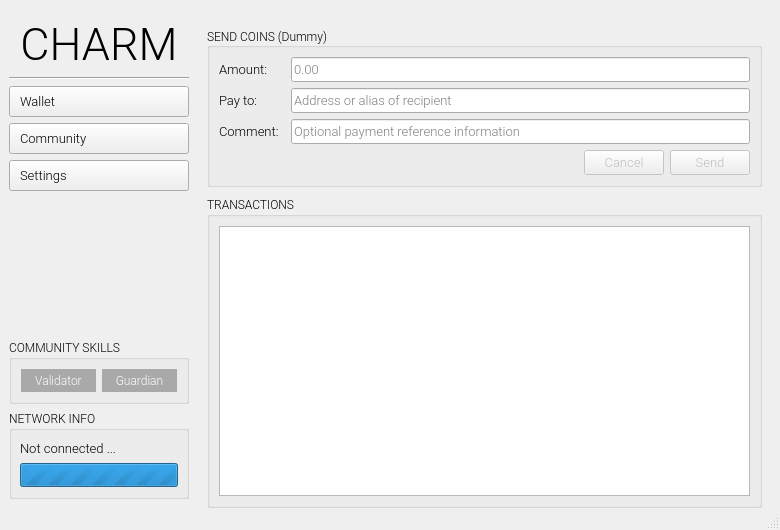
Qt form app/ui/proto.ui (coblo/gui-demo) before a commit.
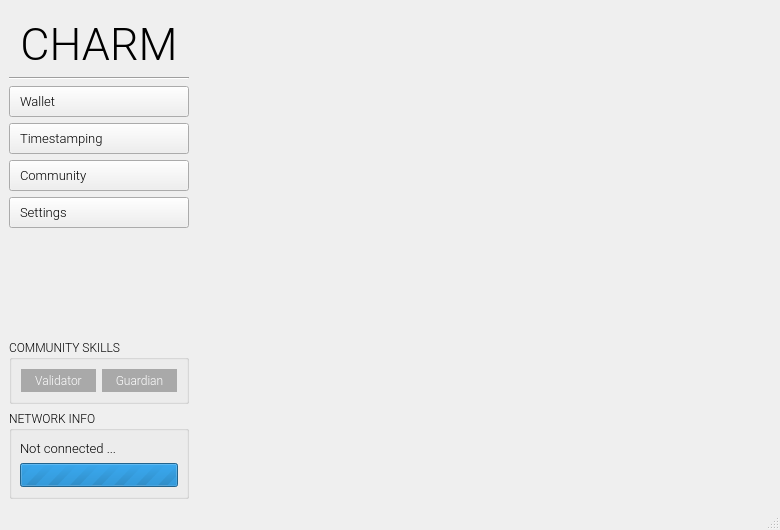
The same form after that commit. The open tabs and pages were chosen to show the change. Icons and pictures are not drawn. Custom widgets are drawn as their Qt base class.

Commit message: integrate timpestamp widget in main ui

The edit to the form file:
```diff
--- a/app/ui/proto.ui
+++ b/app/ui/proto.ui
@@ -160,6 +160,47 @@
          </attribute>
         </widget>
        </item>
+       <item>
+        <widget class="QPushButton" name="btn_nav_timestamp">
+         <property name="sizePolicy">
+          <sizepolicy hsizetype="Preferred" vsizetype="Fixed">
+           <horstretch>0</horstretch>
+           <verstretch>0</verstretch>
+          </sizepolicy>
+         </property>
+         <property name="font">
+          <font>
+           <family>Roboto Light</family>
+           <pointsize>10</pointsize>
+          </font>
+         </property>
+         <property name="styleSheet">
+          <string notr="true">QPushButton {text-align: left; padding: 6 10 6 10;}</string>
+         </property>
+         <property name="text">
+          <string>Timestamping</string>
+         </property>
+         <property name="icon">
+          <iconset resource="resources.qrc">
+           <normaloff>:/images/resources/certificate_black.svg</normaloff>:/images/resources/certificate_black.svg</iconset>
+         </property>
+         <property name="iconSize">
+          <size>
+           <width>18</width>
+           <height>18</height>
+          </size>
+         </property>
+         <property name="checkable">
+          <bool>true</bool>
+         </property>
+         <property name="autoExclusive">
+          <bool>true</bool>
+         </property>
+         <attribute name="buttonGroup">
+          <string notr="true">btn_grp_nav</string>
+         </attribute>
+        </widget>
+       </item>
        <item>
         <widget class="QPushButton" name="btn_nav_community">
          <property name="font">
@@ -610,6 +651,16 @@
         </item>
        </layout>
       </widget>
+      <widget class="QWidget" name="wgt_page_timestamp">
+       <layout class="QVBoxLayout" name="lout_page_timestamp_v">
+        <property name="spacing">
+         <number>9</number>
+        </property>
+        <property name="bottomMargin">
+         <number>0</number>
+        </property>
+       </layout>
+      </widget>
       <widget class="QWidget" name="wgt_page_community">
        <layout class="QVBoxLayout" name="verticalLayout_3">
         <property name="spacing">
```
Left out of the diff: 10 changed lines with no effect on the pictures. The commit also changes 4 other files.
